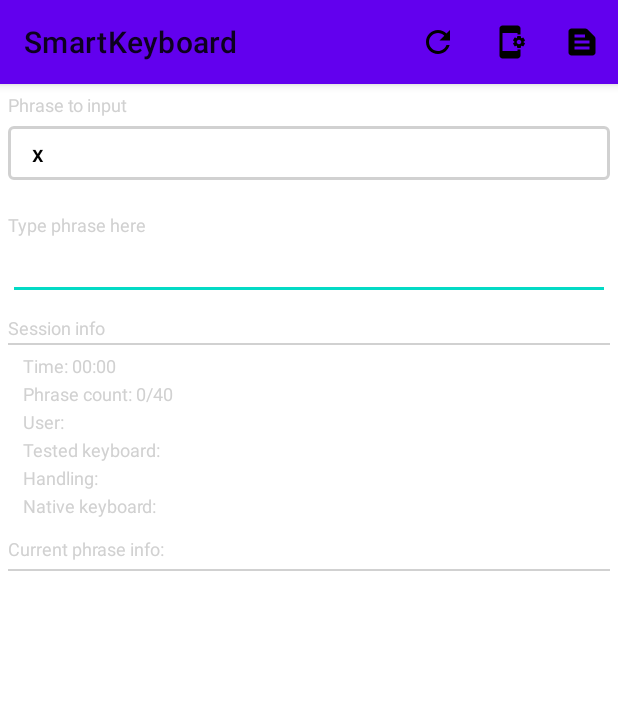
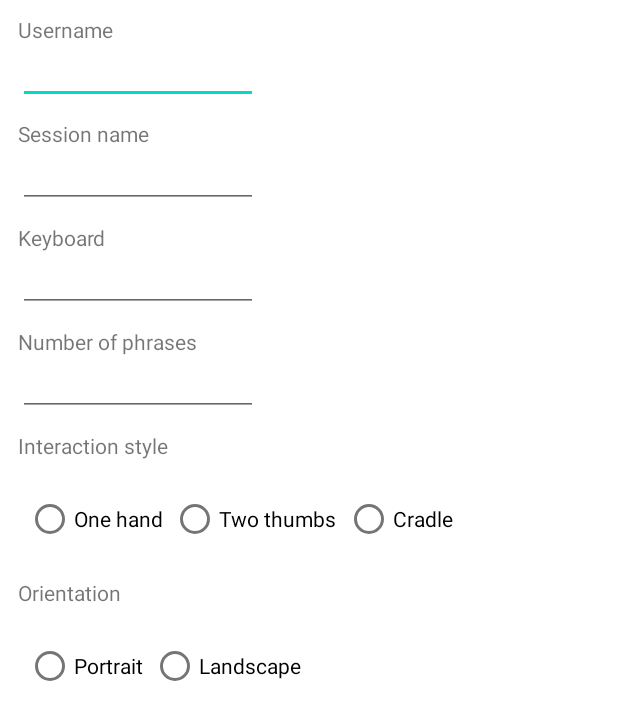
Before and after one commit to VanjaLjubobratovic/SmartKeyboard, an Android app: the screen it shows after launch (MainActivity before the commit, SessionSettingsActivity after it), after a tap on "Session settings", on a phone screen of 412 x 824 dp. Shown: the top 720 px of the screen. Run offline under Robolectric (Android 15) with nearby library versions, the light colour scheme and no system bars.

Commit message:
Added session settings, not sending data back yet

```diff
--- a/app/build.gradle
+++ b/app/build.gradle
@@ -25,6 +25,9 @@
         sourceCompatibility JavaVersion.VERSION_1_8
         targetCompatibility JavaVersion.VERSION_1_8
     }
+    buildFeatures {
+        viewBinding true
+    }
 }
 
 dependencies {
@@ -32,6 +35,8 @@
     implementation 'androidx.appcompat:appcompat:1.4.2'
     implementation 'com.google.android.material:material:1.6.1'
     implementation 'androidx.constraintlayout:constraintlayout:2.1.4'
+    implementation 'androidx.navigation:navigation-fragment:2.4.2'
+    implementation 'androidx.navigation:navigation-ui:2.4.2'
     testImplementation 'junit:junit:4.13.2'
     androidTestImplementation 'androidx.test.ext:junit:1.1.3'
     androidTestImplementation 'androidx.test.espresso:espresso-core:3.4.0'
--- a/app/src/main/java/com/example/smartkeyboard/MainActivity.java
+++ b/app/src/main/java/com/example/smartkeyboard/MainActivity.java
@@ -7,6 +7,7 @@
 
 import android.annotation.SuppressLint;
 import android.content.Context;
+import android.content.Intent;
 import android.os.Bundle;
 import android.text.Editable;
 import android.text.TextWatcher;
@@ -61,6 +62,8 @@
         phrases = readPhrases();
         session = new Session();
 
+
+
         phraseInput = findViewById(R.id.transcribeET);
 
         phraseInput.addTextChangedListener(new TextWatcher() {
@@ -106,6 +109,11 @@
 
             case R.id.sessionSettings:
                 //TODO: Open session settings
+
+                Intent myIntent = new Intent(MainActivity.this, SessionSettingsActivity.class);
+                //myIntent.putExtra("key", value); //Optional parameters
+                MainActivity.this.startActivity(myIntent);
+
                 Log.d(TAG, "onOptionsItemSelected: SESSION SETTINGS");
 
             case R.id.initTestSession:
--- /dev/null
+++ b/app/src/main/java/com/example/smartkeyboard/SessionSettingsActivity.java
@@ -0,0 +1,74 @@
+package com.example.smartkeyboard;
+
+import android.os.Bundle;
+import android.widget.EditText;
+import android.widget.RadioButton;
+import android.widget.RadioGroup;
+import android.widget.Toast;
+
+import androidx.annotation.Nullable;
+import androidx.appcompat.app.AppCompatActivity;
+
+
+public class SessionSettingsActivity extends AppCompatActivity {
+    private EditText username, sessionName, keyboard, phraseNumber;
+    private RadioGroup interactionGroup, orientationGroup;
+    private RadioButton oneHand, twoThumb, cradle, portrait, landscape;
+    private String interaction, orientation;
+
+    @Override
+    protected void onCreate(@Nullable Bundle savedInstanceState) {
+        super.onCreate(savedInstanceState);
+        setContentView(R.layout.session_settings);
+        username = findViewById(R.id.txtUsername);
+        sessionName = findViewById(R.id.txtSessionName);
+        keyboard = findViewById(R.id.txtKeyboard);
+        phraseNumber = findViewById(R.id.txtNumberOfPhrases);
+
+        interactionGroup = findViewById(R.id.radioGroupInteraction);
+        orientationGroup = findViewById(R.id.radioGroupOrientation);
+
+        oneHand = findViewById(R.id.radioOneHand);
+        twoThumb = findViewById(R.id.radioTwoThumbs);
+        cradle = findViewById(R.id.radioCradle);
+        portrait = findViewById(R.id.radioPortrait);
+        landscape = findViewById(R.id.radioLandscape);
+
+        interactionGroup.setOnCheckedChangeListener(new RadioGroup.OnCheckedChangeListener() {
+            @Override
+            public void onCheckedChanged(RadioGroup radioGroup, int i) {
+                switch(i){
+                    case R.id.radioOneHand:
+                        Toast.makeText(SessionSettingsActivity.this, "One hand selected", Toast.LENGTH_SHORT).show();
+                        interaction = "One hand";
+                        break;
+                    case R.id.radioTwoThumbs:
+                        Toast.makeText(SessionSettingsActivity.this, "Two thumbs selected", Toast.LENGTH_SHORT).show();
+                        interaction = "Two thumbs";
+                        break;
+                    case R.id.radioCradle:
+                        Toast.makeText(SessionSettingsActivity.this, "Cradle selected", Toast.LENGTH_SHORT).show();
+                        interaction = "Cradle";
+                        break;
+                }
+            }
+        });
+
+        orientationGroup.setOnCheckedChangeListener(new RadioGroup.OnCheckedChangeListener() {
+            @Override
+            public void onCheckedChanged(RadioGroup radioGroup, int i) {
+                switch(i){
+                    case R.id.radioPortrait:
+                        Toast.makeText(SessionSettingsActivity.this, "Portrait selected", Toast.LENGTH_SHORT).show();
+                        orientation = "Portrait";
+                        break;
+                    case R.id.radioLandscape:
+                        Toast.makeText(SessionSettingsActivity.this, "Landscape selected", Toast.LENGTH_SHORT).show();
+                        orientation = "Landscape";
+                        break;
+                }
+            }
+        });
+
+    }
+}
--- a/app/src/main/res/layout/activity_main.xml
+++ b/app/src/main/res/layout/activity_main.xml
@@ -1,5 +1,6 @@
 <?xml version="1.0" encoding="utf-8"?>
 <androidx.constraintlayout.widget.ConstraintLayout xmlns:android="http://schemas.android.com/apk/res/android"
+    android:id="@+id/mainActivityLayout"
     xmlns:app="http://schemas.android.com/apk/res-auto"
     xmlns:tools="http://schemas.android.com/tools"
     android:layout_width="match_parent"
--- /dev/null
+++ b/app/src/main/res/layout/session_settings.xml
@@ -0,0 +1,158 @@
+<?xml version="1.0" encoding="utf-8"?>
+<androidx.constraintlayout.widget.ConstraintLayout xmlns:android="http://schemas.android.com/apk/res/android"
+    xmlns:app="http://schemas.android.com/apk/res-auto"
+    xmlns:tools="http://schemas.android.com/tools"
+    android:layout_width="match_parent"
+    android:paddingLeft="12dp"
+    android:paddingTop="10dp"
+    android:layout_height="match_parent">
+
+    <TextView
+        android:id="@+id/labelUsername"
+        android:layout_width="wrap_content"
+        android:layout_height="wrap_content"
+        android:text="Username"
+        app:layout_constraintStart_toStartOf="parent"
+        app:layout_constraintTop_toTopOf="parent" />
+
+    <EditText
+        android:id="@+id/txtUsername"
+        android:layout_width="wrap_content"
+        android:layout_height="wrap_content"
+        android:ems="10"
+        android:inputType="textPersonName"
+        android:textSize="14dp"
+        app:layout_constraintStart_toStartOf="parent"
+        app:layout_constraintTop_toBottomOf="@+id/labelUsername" />
+
+    <TextView
+        android:id="@+id/labelSessionName"
+        android:layout_marginTop="10dp"
+        android:layout_width="wrap_content"
+        android:layout_height="wrap_content"
+        android:text="Session name"
+        app:layout_constraintStart_toStartOf="parent"
+        app:layout_constraintTop_toBottomOf="@+id/txtUsername" />
+
+    <EditText
+        android:id="@+id/txtSessionName"
+        android:layout_width="wrap_content"
+        android:layout_height="wrap_content"
+        android:ems="10"
+        android:textSize="14dp"
+        android:inputType="textPersonName"
+        app:layout_constraintStart_toStartOf="parent"
+        app:layout_constraintTop_toBottomOf="@+id/labelSessionName" />
+
+    <TextView
+        android:id="@+id/labelKeyboard"
+        android:layout_marginTop="10dp"
+        android:layout_width="wrap_content"
+        android:layout_height="wrap_content"
+        android:text="Keyboard"
+        app:layout_constraintStart_toStartOf="parent"
+        app:layout_constraintTop_toBottomOf="@+id/txtSessionName" />
+
+    <EditText
+        android:id="@+id/txtKeyboard"
+        android:layout_width="wrap_content"
+        android:layout_height="wrap_content"
+        android:ems="10"
+        android:textSize="14dp"
+        android:inputType="textPersonName"
+        app:layout_constraintStart_toStartOf="parent"
+        app:layout_constraintTop_toBottomOf="@+id/labelKeyboard" />
+
+    <TextView
+        android:id="@+id/labelNumberOfPhrases"
+        android:layout_marginTop="10dp"
+        android:layout_width="wrap_content"
+        android:layout_height="wrap_content"
+        android:text="Number of phrases"
+        app:layout_constraintStart_toStartOf="parent"
+        app:layout_constraintTop_toBottomOf="@+id/txtKeyboard" />
+
+    <EditText
+        android:id="@+id/txtNumberOfPhrases"
+        android:layout_width="wrap_content"
+        android:layout_height="wrap_content"
+        android:ems="10"
+        android:inputType="textPersonName"
+        android:textSize="14dp"
+        app:layout_constraintStart_toStartOf="parent"
+        app:layout_constraintTop_toBottomOf="@+id/labelNumberOfPhrases" />
+
+    <TextView
+        android:id="@+id/labelInteractionStyle"
+        android:layout_marginTop="10dp"
+        android:layout_width="wrap_content"
+        android:layout_height="wrap_content"
+        android:text="Interaction style"
+        app:layout_constraintStart_toStartOf="parent"
+        app:layout_constraintTop_toBottomOf="@+id/txtNumberOfPhrases" />
+
+    <RadioGroup
+        android:id="@+id/radioGroupInteraction"
+        android:layout_marginTop="10dp"
+        android:padding="5dp"
+        android:layout_width="wrap_content"
+        android:layout_height="wrap_content"
+        android:orientation="horizontal"
+        app:layout_constraintStart_toStartOf="parent"
+        app:layout_constraintTop_toBottomOf="@+id/labelInteractionStyle">
+
+        <RadioButton
+            android:id="@+id/radioOneHand"
+            android:layout_width="match_parent"
+            android:layout_height="wrap_content"
+            android:text="One hand" />
+
+        <RadioButton
+            android:id="@+id/radioTwoThumbs"
+            android:layout_width="match_parent"
+            android:layout_marginLeft="5dp"
+            android:layout_height="wrap_content"
+            android:text="Two thumbs" />
+
+        <RadioButton
+            android:id="@+id/radioCradle"
+            android:layout_width="match_parent"
+            android:layout_marginLeft="5dp"
+            android:layout_height="wrap_content"
+            android:text="Cradle" />
+    </RadioGroup>
+
+    <TextView
+        android:layout_marginTop="10dp"
+        android:id="@+id/labelOrientation"
+        android:layout_width="wrap_content"
+        android:layout_height="wrap_content"
+        android:text="Orientation"
+        app:layout_constraintStart_toStartOf="parent"
+        app:layout_constraintTop_toBottomOf="@+id/radioGroupInteraction" />
+
+    <RadioGroup
+        android:layout_marginTop="10dp"
+        android:padding="5dp"
+        android:id="@+id/radioGroupOrientation"
+        android:layout_width="wrap_content"
+        android:layout_height="wrap_content"
+        app:layout_constraintStart_toStartOf="parent"
+        android:orientation="horizontal"
+        app:layout_constraintTop_toBottomOf="@+id/labelOrientation">
+
+        <RadioButton
+            android:id="@+id/radioPortrait"
+            android:layout_width="match_parent"
+            android:layout_height="wrap_content"
+            android:text="Portrait" />
+
+        <RadioButton
+            android:id="@+id/radioLandscape"
+            android:layout_marginLeft="5dp"
+            android:layout_width="match_parent"
+            android:layout_height="wrap_content"
+            android:text="Landscape" />
+    </RadioGroup>
+
+</androidx.constraintlayout.widget.ConstraintLayout>
--- /dev/null
+++ b/app/src/main/res/values-land/dimens.xml
@@ -0,0 +1,3 @@
+<resources>
+        <dimen name="fab_margin">48dp</dimen>
+    </resources>
--- /dev/null
+++ b/app/src/main/res/values-w1240dp/dimens.xml
@@ -0,0 +1,3 @@
+<resources>
+        <dimen name="fab_margin">200dp</dimen>
+    </resources>
--- /dev/null
+++ b/app/src/main/res/values-w600dp/dimens.xml
@@ -0,0 +1,3 @@
+<resources>
+        <dimen name="fab_margin">48dp</dimen>
+    </resources>
--- /dev/null
+++ b/app/src/main/res/values/dimens.xml
@@ -0,0 +1,3 @@
+<resources>
+        <dimen name="fab_margin">16dp</dimen>
+    </resources>
```
Also changed, not shown: app/src/main/AndroidManifest.xml (+5 -3 lines), app/src/main/res/navigation/nav_graph.xml (added, +28 -0 lines), app/src/main/res/values/strings.xml (+9 -0 lines), app/src/main/res/values/themes.xml (+7 -0 lines).
